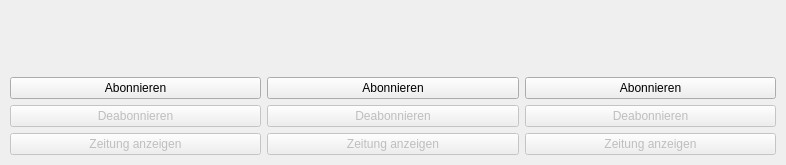
Before: the Qt Designer form A13/src/client.ui in mwoelfer-tgm/sew1617, drawn with Qt 5.
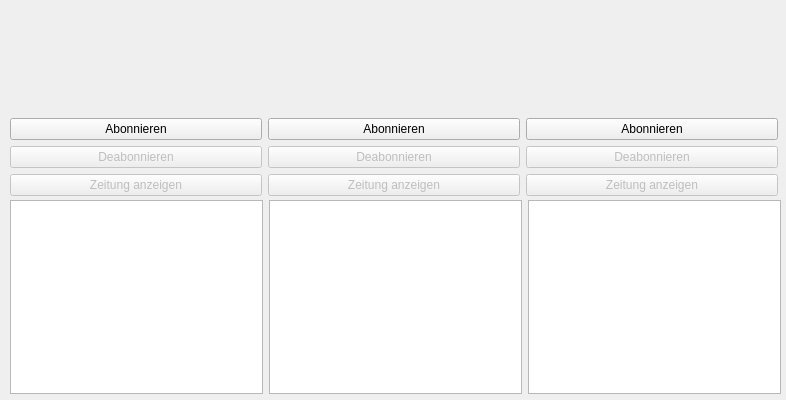
After: the same form once the commit is applied. Icons and pictures are not drawn.

```diff
--- a/A13/src/client.ui
+++ b/A13/src/client.ui
@@ -7,19 +7,19 @@
     <x>0</x>
     <y>0</y>
     <width>786</width>
-    <height>165</height>
+    <height>400</height>
    </rect>
   </property>
   <property name="minimumSize">
    <size>
     <width>786</width>
-    <height>165</height>
+    <height>400</height>
    </size>
   </property>
   <property name="maximumSize">
    <size>
     <width>786</width>
-    <height>165</height>
+    <height>400</height>
    </size>
   </property>
   <property name="windowTitle">
@@ -30,10 +30,33 @@
     <rect>
      <x>10</x>
      <y>10</y>
-     <width>766</width>
-     <height>145</height>
+     <width>768</width>
+     <height>186</height>
     </rect>
    </property>
+   <layout class="QVBoxLayout" name="verticalLayout_5">
+    <item>
+     <widget class="QLabel" name="header_label">
+      <property name="enabled">
+       <bool>true</bool>
+      </property>
+      <property name="font">
+       <font>
+        <pointsize>20</pointsize>
+        <weight>75</weight>
+        <bold>true</bold>
+        <stylestrategy>PreferAntialias</stylestrategy>
+       </font>
+      </property>
+      <property name="text">
+       <string/>
+      </property>
+      <property name="alignment">
+       <set>Qt::AlignCenter</set>
+      </property>
+     </widget>
+    </item>
+    <item>
    <layout class="QVBoxLayout" name="verticalLayout_4">
     <item>
      <layout class="QHBoxLayout" name="horizontalLayout">
@@ -168,6 +191,29 @@
        </layout>
       </item>
      </layout>
+      </item>
+     </layout>
+    </item>
+   </layout>
+  </widget>
+  <widget class="QWidget" name="">
+   <property name="geometry">
+    <rect>
+     <x>10</x>
+     <y>200</y>
+     <width>771</width>
+     <height>194</height>
+    </rect>
+   </property>
+   <layout class="QHBoxLayout" name="horizontalLayout_5">
+    <item>
+     <widget class="QTextBrowser" name="ausgabe_presse"/>
+    </item>
+    <item>
+     <widget class="QTextBrowser" name="ausgabe_standard"/>
+    </item>
+    <item>
+     <widget class="QTextBrowser" name="ausgabe_kurier"/>
     </item>
    </layout>
   </widget>
```
Left out of the diff: 4 changed lines with no effect on the pictures. Lines whose indentation alone changed are shown as unchanged.
